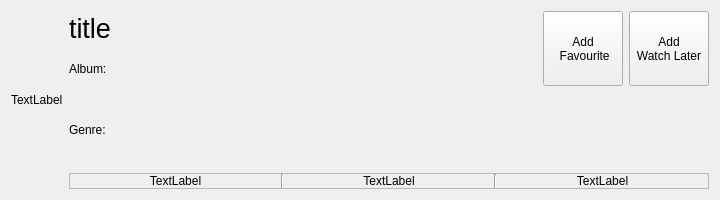
The window that ClipFlix/music_scroll.ui (andralves717/IHC_Clipflix) describes before a commit, drawn with Qt 5.
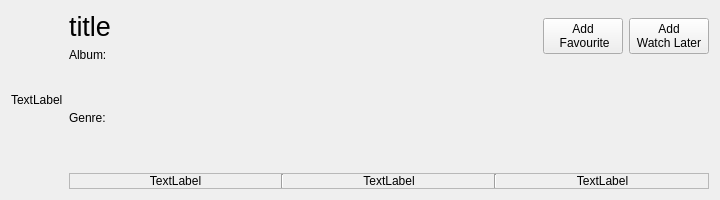
The same window after the commit.

```diff
--- a/ClipFlix/music_scroll.ui
+++ b/ClipFlix/music_scroll.ui
@@ -78,7 +78,7 @@
          <item>
           <widget class="QPushButton" name="addFav">
            <property name="sizePolicy">
-            <sizepolicy hsizetype="Maximum" vsizetype="Minimum">
+            <sizepolicy hsizetype="Maximum" vsizetype="Maximum">
              <horstretch>0</horstretch>
              <verstretch>0</verstretch>
             </sizepolicy>
@@ -92,7 +92,7 @@
          <item>
           <widget class="QPushButton" name="addWL">
            <property name="sizePolicy">
-            <sizepolicy hsizetype="Maximum" vsizetype="Minimum">
+            <sizepolicy hsizetype="Maximum" vsizetype="Maximum">
              <horstretch>0</horstretch>
              <verstretch>0</verstretch>
             </sizepolicy>
```
